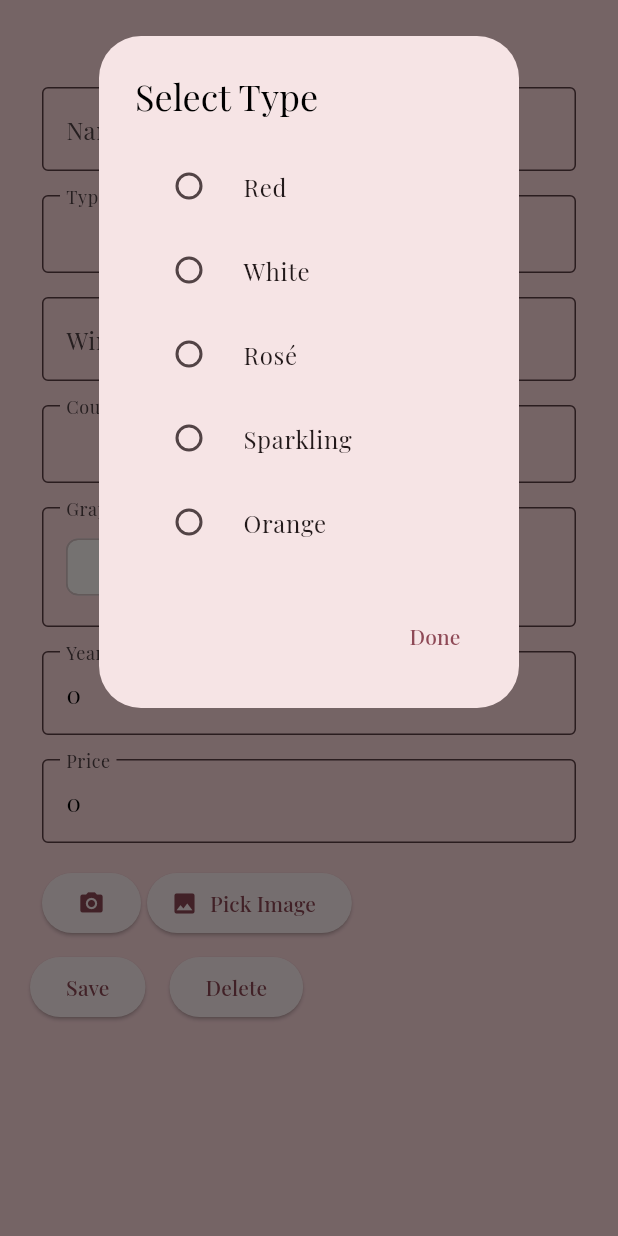
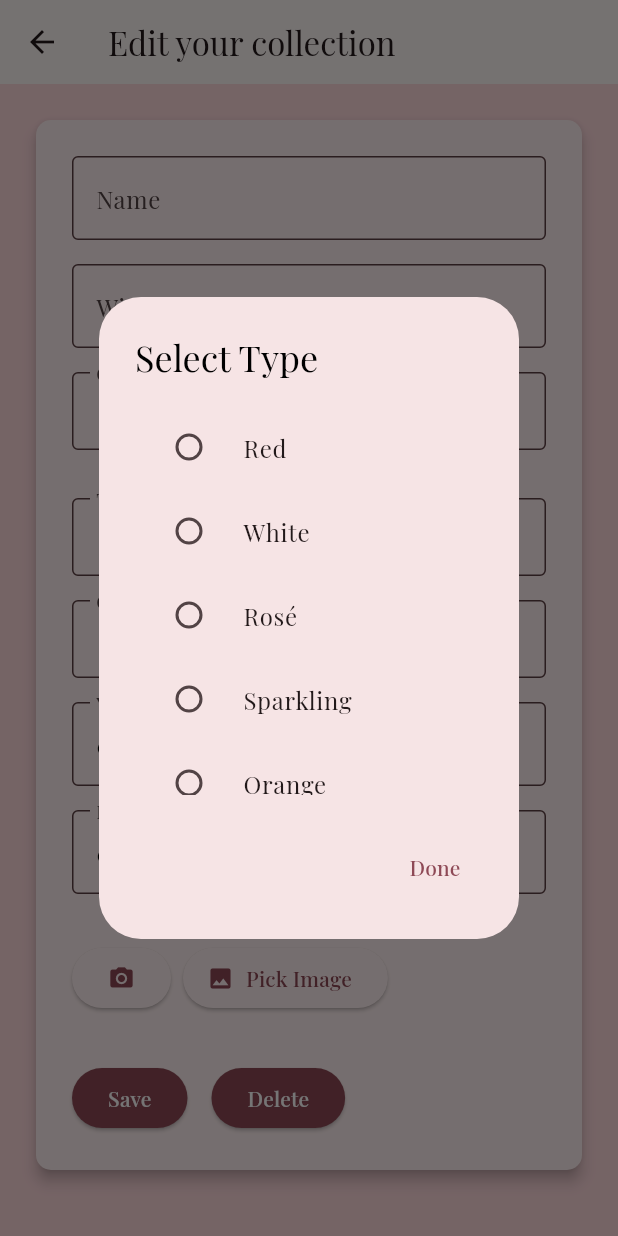
Before and after one commit to Ferrea-96/wiih, a Flutter app: the EditWinePage screen opened directly with empty values, after a tap on "Type", on a phone screen of 412 x 824 dp. Run offline on Flutter 3.47's test engine with Material 3 defaults, Android fonts, the phone set to English and light mode, and no system bars; our stand-ins replace firebase_core, firebase_storage, flutter_image_compress, google_fonts, image_picker, numberpicker and 1 more; accounts and stored records are empty.

Commit message:
refactoring add wine and edit wine pages

```diff
--- a/lib/classes/type_selection.dart
+++ b/lib/classes/type_selection.dart
@@ -19,10 +19,13 @@ class _TypeSelectionDialogState extends State<TypeSelectionDialog> {
 
   @override
   Widget build(BuildContext context) {
-    return SingleChildScrollView(
-      child: AlertDialog(
+    return AlertDialog(
       title: const Text('Select Type'),
-        content: Column(
+      content: SizedBox(
+        height: 260, // Constrain the height of the dialog
+        child: SingleChildScrollView(
+          child: Column(
+            mainAxisSize: MainAxisSize.min,
             children: WineOptions.types
                 .map(
                   (type) => RadioListTile(
@@ -38,6 +41,8 @@ class _TypeSelectionDialogState extends State<TypeSelectionDialog> {
                 )
                 .toList(),
           ),
+        ),
+      ),
       actions: [
         TextButton(
           onPressed: () {
@@ -46,7 +51,6 @@ class _TypeSelectionDialogState extends State<TypeSelectionDialog> {
           child: const Text('Done'),
         ),
       ],
-      ),
     );
   }
 }
--- a/lib/pages/edit_wine_page.dart
+++ b/lib/pages/edit_wine_page.dart
@@ -44,24 +44,54 @@ class _EditWinePageState extends State<EditWinePage> {
   @override
   Widget build(BuildContext context) {
     return Scaffold(
+      appBar: AppBar(
+        title: const Text('Edit your collection'),
+      ),
       backgroundColor: Theme.of(context).colorScheme.secondaryContainer,
       body: Padding(
-        padding: const EdgeInsets.fromLTRB(20, 50, 20, 20),
+        padding: const EdgeInsets.all(16),
         child: SingleChildScrollView(
           physics: const AlwaysScrollableScrollPhysics(),
+          child: Card(
+            elevation: 4,
+            margin: const EdgeInsets.all(8.0),
+            shape: RoundedRectangleBorder(
+              borderRadius: BorderRadius.circular(10.0),
+            ),
+            child: Padding(
+              padding: const EdgeInsets.all(16.0),
               child: Column(
                 crossAxisAlignment: CrossAxisAlignment.start,
                 children: [
-              _buildTextField('Name', nameController, TextCapitalization.words),
+                  // Box 1: Name, Winery, Country
+                  _buildTextField(
+                      'Name', nameController, TextCapitalization.words),
+                  _buildTextField(
+                      'Winery', wineryController, TextCapitalization.words),
+                  _buildCountrySelector(),
+
+                  const SizedBox(height: 16),
+
+                  // Box 2: Type, Grape Variety, Year, Price
                   _buildTypeSelection(),
-              _buildTextField('Winery', wineryController, TextCapitalization.words),
-              _buildCountrySelector(),
                   _buildGrapeVarietiesSelector(),
-              _buildTextField('Year', yearController, TextCapitalization.none, TextInputType.number),
-              _buildTextField('Price', priceController, TextCapitalization.none, TextInputType.number),
+                  _buildTextField('Year', yearController,
+                      TextCapitalization.none, TextInputType.number),
+                  _buildTextField('Price', priceController,
+                      TextCapitalization.none, TextInputType.number),
+
+                  const SizedBox(height: 16),
+
+                  // Box 3: Image Selection
                   _buildImageButtons(),
+
+                  const SizedBox(height: 16),
+
+                  // Action buttons
                   _buildActionButtons(context),
                 ],
+              ),
+            ),
           ),
         ),
       ),
@@ -76,18 +106,24 @@ class _EditWinePageState extends State<EditWinePage> {
     wineryController.text = widget.wine.winery;
     selectedCountry = widget.wine.country;
     priceController.text = widget.wine.price.toString();
-    selectedGrapeVarieties = widget.wine.grapeVariety.split(',').map((e) => e.trim()).toList();
+    selectedGrapeVarieties =
+        widget.wine.grapeVariety.split(',').map((e) => e.trim()).toList();
   }
 
   // Builds the text field for user input
-  Padding _buildTextField(String label, TextEditingController controller, TextCapitalization capitalization, [TextInputType keyboardType = TextInputType.text]) {
+  Padding _buildTextField(String label, TextEditingController controller,
+      TextCapitalization capitalization,
+      [TextInputType keyboardType = TextInputType.text]) {
     return Padding(
       padding: const EdgeInsets.all(8.0),
       child: TextField(
         textCapitalization: capitalization,
         controller: controller,
-        keyboardType: keyboardType,
-        inputFormatters: keyboardType == TextInputType.number ? <TextInputFormatter>[FilteringTextInputFormatter.digitsOnly] : [],
+        keyboardType: TextInputType.number,
+        inputFormatters: <TextInputFormatter>[
+          FilteringTextInputFormatter.digitsOnly,
+          LengthLimitingTextInputFormatter(4),
+        ],
         decoration: InputDecoration(
           labelText: label,
           enabledBorder: OutlineInputBorder(
@@ -98,40 +134,6 @@ class _EditWinePageState extends State<EditWinePage> {
           ),
         ),
       ),
-    );
-  }
-
-  // Builds the type selection widget
-  Padding _buildTypeSelection() {
-    return Padding(
-      padding: const EdgeInsets.all(8.0),
-      child: GestureDetector(
-        onTap: () async {
-          String? result = await _showSelectionDialog(context, TypeSelectionDialog(selectedType: selectedType));
-          if (result != null) {
-            setState(() {
-              selectedType = result;
-            });
-          }
-        },
-        child: _buildInputDecorator('Type', selectedType),
-      ),
-    );
-  }
-
-  // Builds the input decorator for various selections
-  InputDecorator _buildInputDecorator(String label, String value) {
-    return InputDecorator(
-      decoration: InputDecoration(
-        labelText: label,
-        enabledBorder: OutlineInputBorder(
-          borderSide: BorderSide(
-            width: 1,
-            color: Theme.of(context).colorScheme.onSecondaryContainer,
-          ),
-        ),
-      ),
-      child: Text(value),
     );
   }
 
@@ -158,7 +160,25 @@ class _EditWinePageState extends State<EditWinePage> {
     );
   }
 
-  // Builds the grape varieties selector widget
+  // Builds the type selection widget
+  Padding _buildTypeSelection() {
+    return Padding(
+      padding: const EdgeInsets.all(8.0),
+      child: GestureDetector(
+        onTap: () async {
+          String? result = await _showSelectionDialog(
+              context, TypeSelectionDialog(selectedType: selectedType));
+          if (result != null) {
+            setState(() {
+              selectedType = result;
+            });
+          }
+        },
+        child: _buildInputDecorator('Type', selectedType),
+      ),
+    );
+  }
+
   Padding _buildGrapeVarietiesSelector() {
     return Padding(
       padding: const EdgeInsets.all(8.0),
@@ -179,9 +199,21 @@ class _EditWinePageState extends State<EditWinePage> {
             });
           }
         },
-        child: InputDecorator(
+        child: _buildInputDecorator(
+          'Grape Varieties',
+          selectedGrapeVarieties.isNotEmpty
+              ? selectedGrapeVarieties.join(', ')
+              : 'Select',
+        ),
+      ),
+    );
+  }
+
+  // Builds the input decorator for various selections
+  InputDecorator _buildInputDecorator(String label, String value) {
+    return InputDecorator(
       decoration: InputDecoration(
-            labelText: 'Grape Varieties',
+        labelText: label,
         enabledBorder: OutlineInputBorder(
           borderSide: BorderSide(
             width: 1,
@@ -189,23 +221,7 @@ class _EditWinePageState extends State<EditWinePage> {
           ),
         ),
       ),
-          child: Wrap(
-            spacing: 8.0,
-            runSpacing: 4.0,
-            children: selectedGrapeVarieties.map(
-              (grape) => Chip(
-                deleteIconColor: Theme.of(context).colorScheme.primary,
-                label: Text(grape, style: TextStyle(color: Theme.of(context).colorScheme.primary)),
-                onDeleted: () {
-                  setState(() {
-                    selectedGrapeVarieties.remove(grape);
-                  });
-                },
-              ),
-            ).toList(),
-          ),
-        ),
-      ),
+      child: Text(value),
     );
   }
 
@@ -219,38 +235,56 @@ class _EditWinePageState extends State<EditWinePage> {
             onPressed: _captureImage,
             label: const Icon(Icons.camera_alt),
           ),
-          const SizedBox(width: 4),
+          const SizedBox(width: 8),
           ElevatedButton.icon(
             onPressed: _pickImage,
             label: const Text('Pick Image'),
             icon: const Icon(Icons.image),
           ),
           const SizedBox(width: 16),
-          _image != null ? Icon(Icons.check, color: Theme.of(context).colorScheme.primary) : Container(),
+          _image != null
+              ? Icon(Icons.check, color: Theme.of(context).colorScheme.primary)
+              : Container(),
         ],
       ),
     );
   }
 
   // Builds the action buttons (Save and Delete)
-  Row _buildActionButtons(BuildContext context) {
-    return Row(
+  Padding _buildActionButtons(BuildContext context) {
+    return Padding(
+      padding: const EdgeInsets.all(8.0),
+      child: Row(
         children: [
           ElevatedButton(
             onPressed: () => _saveEditedWine(context),
+            style: ElevatedButton.styleFrom(
+                backgroundColor: Theme.of(context).colorScheme.primary,
+                foregroundColor: Theme.of(context)
+                    .colorScheme
+                    .onPrimary // Primary color for action buttons
+                ),
             child: const Text('Save'),
           ),
           const SizedBox(width: 16),
           ElevatedButton(
             onPressed: () => _deleteWine(context),
+            style: ElevatedButton.styleFrom(
+                backgroundColor: Theme.of(context).colorScheme.primary,
+                foregroundColor: Theme.of(context)
+                    .colorScheme
+                    .onPrimary // Primary color for action buttons
+                ),
             child: const Text('Delete'),
           ),
         ],
+      ),
     );
   }
 
   // Shows a selection dialog
-  Future<T?> _showSelectionDialog<T>(BuildContext context, Widget dialog) async {
+  Future<T?> _showSelectionDialog<T>(
+      BuildContext context, Widget dialog) async {
     return await showDialog<T>(
       context: context,
       builder: (BuildContext context) {
@@ -338,7 +372,8 @@ class _EditWinePageState extends State<EditWinePage> {
             TextButton(
               onPressed: () {
                 Navigator.pop(context); // Close the alert dialog
-                Navigator.pop(context, null); // Return null to indicate deletion
+                Navigator.pop(
+                    context, null); // Return null to indicate deletion
               },
               child: const Text('Delete'),
             ),
--- a/lib/pages/home_page.dart
+++ b/lib/pages/home_page.dart
@@ -13,6 +13,8 @@ class HomePage extends StatelessWidget {
 
   Widget homeScreen() {
     return Center(
+      child: SingleChildScrollView(
+        physics: const AlwaysScrollableScrollPhysics(),
         child: Column(
           mainAxisAlignment: MainAxisAlignment.center,
           children: [
@@ -21,6 +23,7 @@ class HomePage extends StatelessWidget {
             priceStatistics(),
             notesStatistics(),
           ],
+        ),
       ),
     );
   }
```
Also changed, not shown: lib/pages/add_wine_page.dart (+94 -46 lines). Lines whose indentation alone changed are shown as unchanged.
